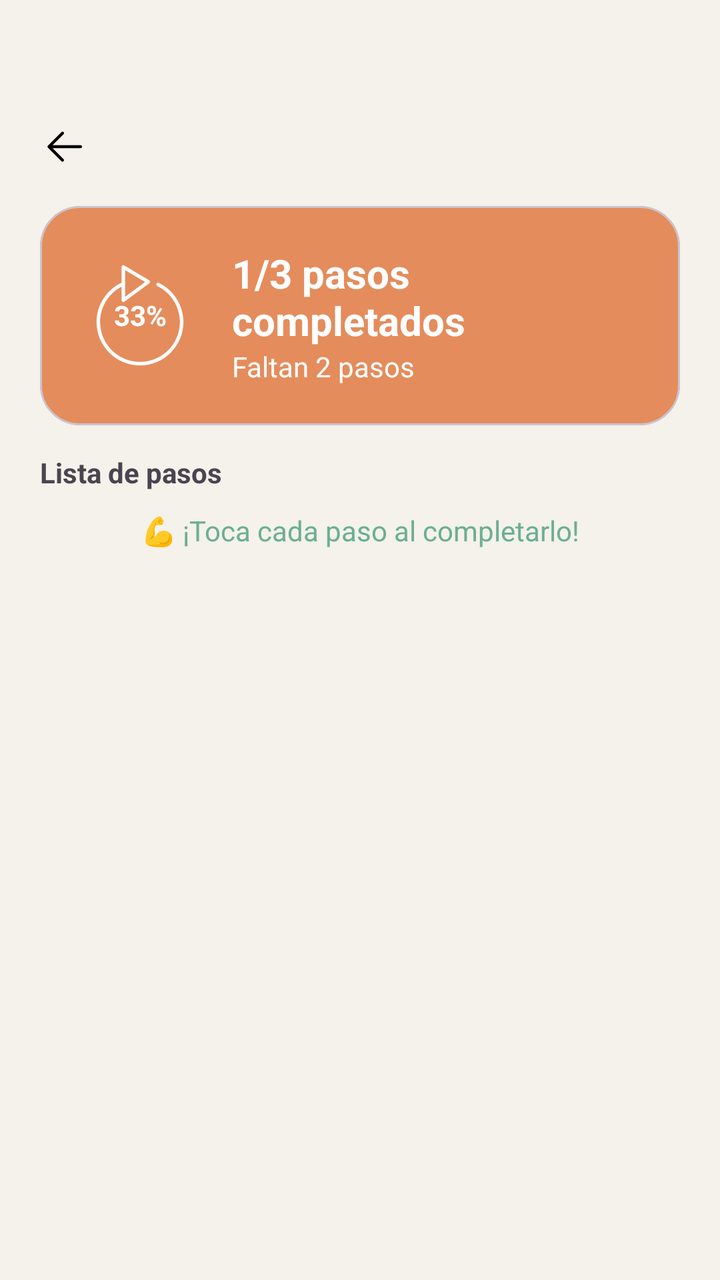
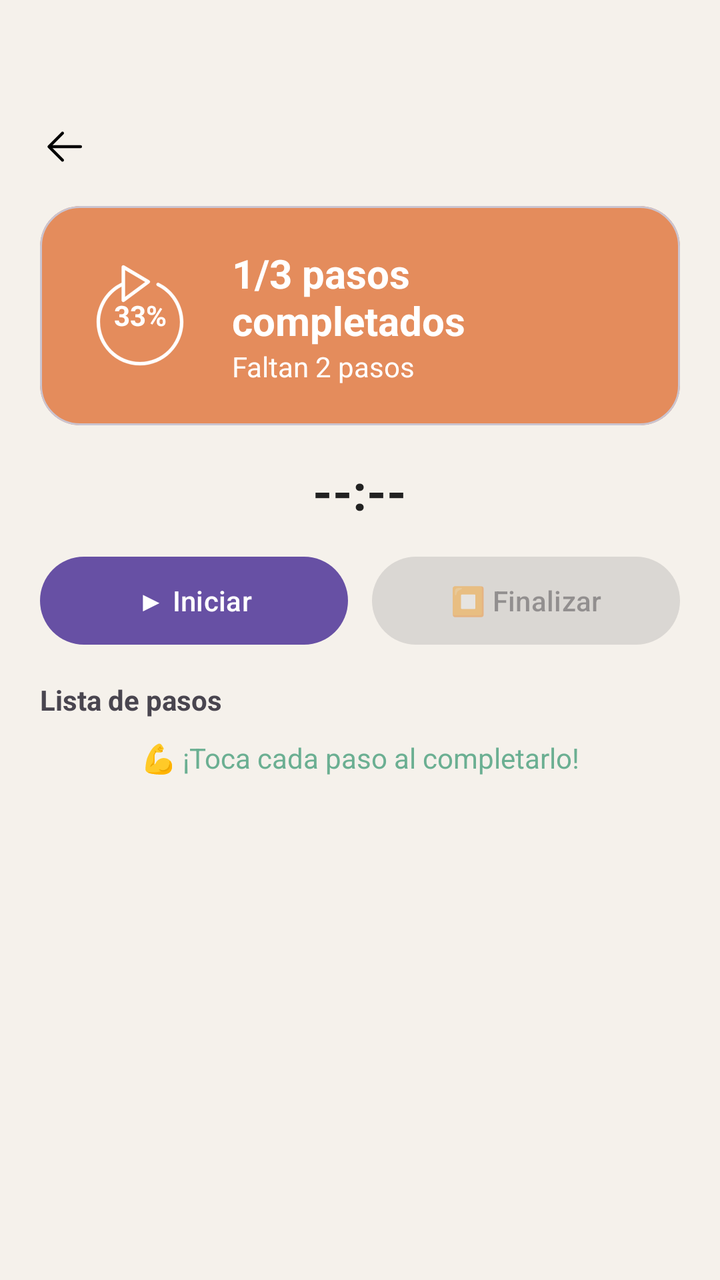

Screens rendered from an Android XML layout before and after an edit, with the pre-edit source and the edit as a unified diff.
<!-- AndroidManifest.xml: application theme Theme.MindFocus -->
<!-- res/layout/fragment_pasostarea.xml -->
<?xml version="1.0" encoding="utf-8"?>
<androidx.constraintlayout.widget.ConstraintLayout
    xmlns:android="http://schemas.android.com/apk/res/android"
    xmlns:app="http://schemas.android.com/apk/res-auto"
    android:layout_width="match_parent"
    android:layout_height="match_parent"
    android:background="@color/bg_activityTar">

    
    <ScrollView
        android:layout_width="match_parent"
        android:layout_height="match_parent">

        <LinearLayout
            android:padding="20dp"
            android:orientation="vertical"
            android:layout_width="match_parent"
            android:layout_height="wrap_content">
                
                <LinearLayout
                    android:layout_width="match_parent"
                    android:layout_height="wrap_content"
                    android:layout_marginTop="40dp"
                    android:orientation="horizontal"
                    android:gravity="center_vertical">

                    <ImageView
                        android:id="@+id/btnBack"
                        android:src="@drawable/ic_back"
                        android:layout_width="24dp"
                        android:layout_height="24dp"/>

                    <TextView
                        android:id="@+id/tvNombreTarea"
                        android:layout_width="match_parent"
                        android:layout_height="wrap_content"
                        android:textSize="20sp"
                        android:textStyle="bold"/>
                </LinearLayout>

                
                <com.google.android.material.card.MaterialCardView
                    android:layout_marginTop="16dp"
                    app:cardCornerRadius="20dp"
                    app:cardBackgroundColor="@color/bg_steps"
                    android:layout_width="match_parent"
                    android:layout_height="wrap_content">

                    <LinearLayout
                        android:layout_width="match_parent"
                        android:layout_height="wrap_content"
                        android:padding="20dp"
                        android:layout_marginTop="0dp"
                        android:orientation="horizontal"
                        android:gravity="center_vertical">

                        
                        <TextView
                            android:id="@+id/tvCantidad"
                            android:text="@string/text_cir"
                            android:textColor="@color/text_circle"
                            android:textStyle="bold"
                            android:background="@drawable/ic_count"
                            android:gravity="center"
                            android:layout_width="60dp"
                            android:layout_height="60dp"/>

                        <LinearLayout
                            android:layout_width="match_parent"
                            android:layout_height="wrap_content"
                            android:orientation="vertical"
                            android:layout_marginStart="16dp">

                            <TextView
                                android:id="@+id/tvCompletados"
                                android:layout_width="match_parent"
                                android:layout_height="wrap_content"
                                android:text="@string/text_steps_complete"
                                android:textColor="@color/text_circle_complete"
                                android:textStyle="bold"
                                android:textSize="20sp"/>

                            <TextView
                                android:id="@+id/tvFaltantes"
                                android:layout_width="match_parent"
                                android:layout_height="wrap_content"
                                android:text="@string/text_steps_missing"
                                android:textColor="#FFFFFF"/>
                        </LinearLayout>

                    </LinearLayout>
                </com.google.android.material.card.MaterialCardView>

                
                <TextView
                    android:layout_width="match_parent"
                    android:layout_height="wrap_content"
                    android:text="@string/text_list_steps"
                    android:textStyle="bold"
                    android:layout_marginTop="14dp"/>

                <androidx.recyclerview.widget.RecyclerView
                    android:id="@+id/rvPasos"
                    android:layout_width="match_parent"
                    android:layout_height="wrap_content"
                    android:nestedScrollingEnabled="false"/>

                
                <TextView
                    android:layout_width="match_parent"
                    android:layout_height="wrap_content"
                    android:text="@string/text_tip"
                    android:textColor="@color/text_tip"
                    android:layout_marginTop="10dp"
                    android:textAlignment="center"/>
        </LinearLayout>

    </ScrollView>

</androidx.constraintlayout.widget.ConstraintLayout>
<!-- resources referenced by this layout -->
<resources>
  <color name="bg_activityTar">#F5F1EB</color>
  <color name="bg_steps">#E48C5C</color>
  <color name="text_circle">#FFFFFF</color>
  <color name="text_circle_complete">#FFFFFF</color>
  <color name="text_tip">#6BAF92</color>
  <!-- drawable ic_back (drawable) -->
  <vector xmlns:android="http://schemas.android.com/apk/res/android" android:height="70dp" android:viewportHeight="1024" android:viewportWidth="1024" android:width="70dp">
        
      <path android:fillColor="#000000" android:pathData="M224,480h640a32,32 0,1 1,0 64H224a32,32 0,0 1,0 -64z"/>
        
      <path android:fillColor="#000000" android:pathData="m237.2,512 l265.4,265.3a32,32 0,0 1,-45.3 45.3l-288,-288a32,32 0,0 1,0 -45.3l288,-288a32,32 0,1 1,45.3 45.3L237.2,512z"/>
      
  </vector>
  <!-- drawable ic_count (drawable) -->
  <vector xmlns:android="http://schemas.android.com/apk/res/android" android:height="90dp" android:viewportHeight="614.4" android:viewportWidth="614.4" android:width="90dp">
        
      <path android:fillColor="#ffffff" android:pathData="M403.62,141.46c-4.25,-2.05 -9.35,-0.26 -11.39,3.97c-2.05,4.25 -0.27,9.35 3.97,11.4C466.54,190.82 512,263.25 512,341.33c0,112.92 -91.88,204.8 -204.8,204.8s-204.8,-91.88 -204.8,-204.8c0,-76.25 43.41,-146.99 110.93,-181.93v71c0,3.23 1.82,6.18 4.7,7.63c1.21,0.61 2.53,0.9 3.83,0.9c1.8,0 3.58,-0.56 5.09,-1.68l128,-95.08c2.3,-1.71 3.58,-4.45 3.43,-7.3c-0.15,-2.85 -1.72,-5.44 -4.18,-6.9l-128,-75.59c-2.64,-1.56 -5.91,-1.58 -8.57,-0.06c-2.66,1.51 -4.3,4.34 -4.3,7.41v81.03c-0.87,0.14 -1.75,0.31 -2.6,0.72C134.55,178.31 85.33,256.76 85.33,341.33c0,122.34 99.53,221.87 221.87,221.87s221.87,-99.52 221.87,-221.87C529.07,256.74 479.82,178.29 403.62,141.46zM230.4,74.68L334.46,136.14L230.4,213.43L230.4,74.68z" android:strokeColor="#ffffff" android:strokeWidth="1"/>
      
  </vector>
  <string name="text_cir">33%</string>
  <string name="text_list_steps">Lista de pasos</string>
  <string name="text_steps_complete">1/3 pasos completados</string>
  <string name="text_steps_missing">Faltan 2 pasos</string>
  <string name="text_tip">💪 ¡Toca cada paso al completarlo!</string>
  <style name="Theme.MindFocus" parent="Base.Theme.MindFocus" />
  <style name="Base.Theme.MindFocus" parent="Theme.Material3.DayNight.NoActionBar">
          
          
      </style>
</resources>

<!-- the commit's change to res/layout/fragment_pasostarea.xml (unified diff, before → after) -->
@@ -36,6 +36,28 @@
                         android:layout_height="wrap_content"
                         android:textSize="20sp"
                         android:textStyle="bold"/>
+                </LinearLayout>
+
+                
+                <LinearLayout
+                    android:id="@+id/layout_bloqueado"
+                    android:layout_width="match_parent"
+                    android:layout_height="wrap_content"
+                    android:layout_marginTop="12dp"
+                    android:background="@drawable/fondo_lila"
+                    android:orientation="horizontal"
+                    android:gravity="center_vertical"
+                    android:padding="12dp"
+                    android:visibility="gone">
+
+                    <TextView
+                        android:layout_width="match_parent"
+                        android:layout_height="wrap_content"
+                        android:text="🔒 Este día ya pasó. Solo puedes ver el estado, no editar."
+                        android:textSize="12sp"
+                        android:textStyle="bold"
+                        android:textColor="@color/purple_dark"/>
+
                 </LinearLayout>
 
                 
@@ -91,6 +113,48 @@
                     </LinearLayout>
                 </com.google.android.material.card.MaterialCardView>
 
+            
+            <LinearLayout
+                android:id="@+id/layout_timer_tarea"
+                android:layout_width="match_parent"
+                android:layout_height="wrap_content"
+                android:orientation="vertical"
+                android:gravity="center"
+                android:layout_marginTop="16dp">
+                <TextView
+                    android:id="@+id/tvTimerTarea"
+                    android:layout_width="wrap_content"
+                    android:layout_height="wrap_content"
+                    android:text="--:--"
+                    android:textSize="25sp"
+                    android:textStyle="bold"
+                    android:textColor="@color/text_primary"
+                    android:layout_marginBottom="12dp"/>
+                <LinearLayout
+                    android:layout_width="match_parent"
+                    android:layout_height="52dp"
+                    android:orientation="horizontal"
+                    android:weightSum="2">
+                    <com.google.android.material.button.MaterialButton
+                        android:id="@+id/btnIniciarTarea"
+                        android:layout_width="0dp"
+                        android:layout_weight="1"
+                        android:layout_height="match_parent"
+                        android:layout_marginEnd="6dp"
+                        android:text="▶ Iniciar"
+                        android:textAllCaps="false"/>
+                    <com.google.android.material.button.MaterialButton
+                        android:id="@+id/btnFinalizarTarea"
+                        android:layout_width="0dp"
+                        android:layout_weight="1"
+                        android:layout_height="match_parent"
+                        android:layout_marginStart="6dp"
+                        android:text="⏹ Finalizar"
+                        android:textAllCaps="false"
+                        android:enabled="false"/>
+                </LinearLayout>
+            </LinearLayout>
+
                 
                 <TextView
                     android:layout_width="match_parent"
<!-- resource entries referenced after the edit -->
@@ -2,9 +2,17 @@
 <resources>
   <color name="bg_activityTar">#F5F1EB</color>
   <color name="bg_steps">#E48C5C</color>
+  <color name="purple_dark">#5A4FA0</color>
   <color name="text_circle">#FFFFFF</color>
   <color name="text_circle_complete">#FFFFFF</color>
+  <color name="text_primary">#222222</color>
   <color name="text_tip">#6BAF92</color>
+  <!-- drawable fondo_lila (drawable) -->
+  <?xml version="1.0" encoding="utf-8"?>
+  <shape xmlns:android="http://schemas.android.com/apk/res/android">
+      <solid android:color="#eee1ed"/>
+      <corners android:radius="16dp"/>
+  </shape>
   <!-- drawable ic_back (drawable) -->
   <vector xmlns:android="http://schemas.android.com/apk/res/android" android:height="70dp" android:viewportHeight="1024" android:viewportWidth="1024" android:width="70dp">
         
